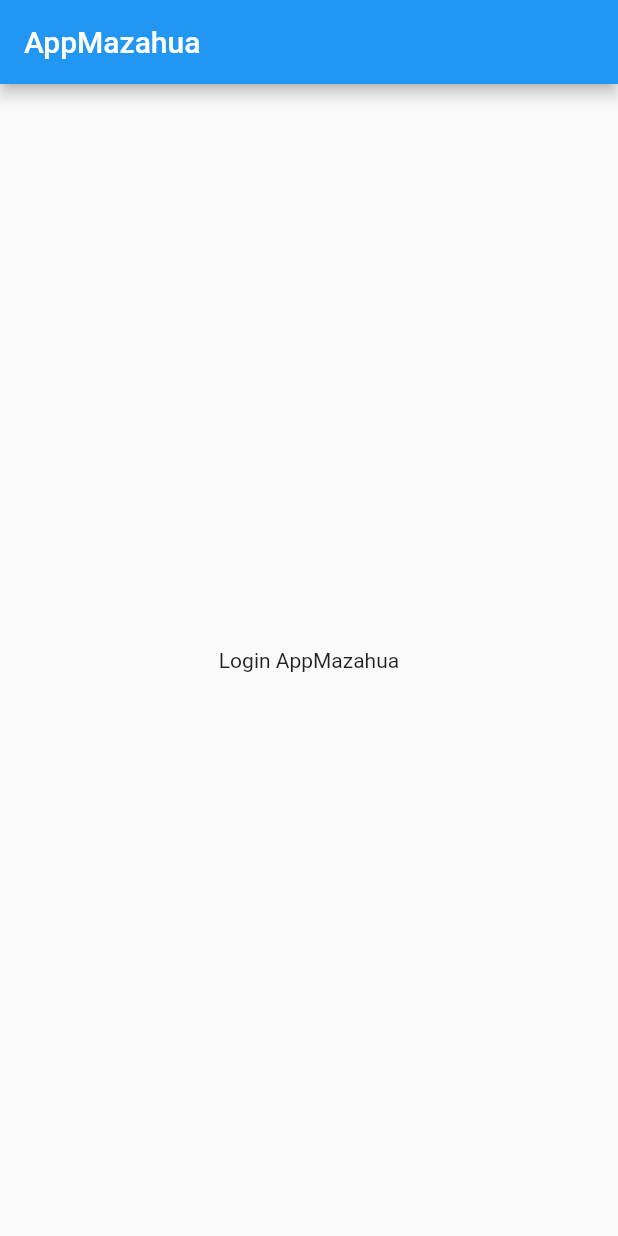
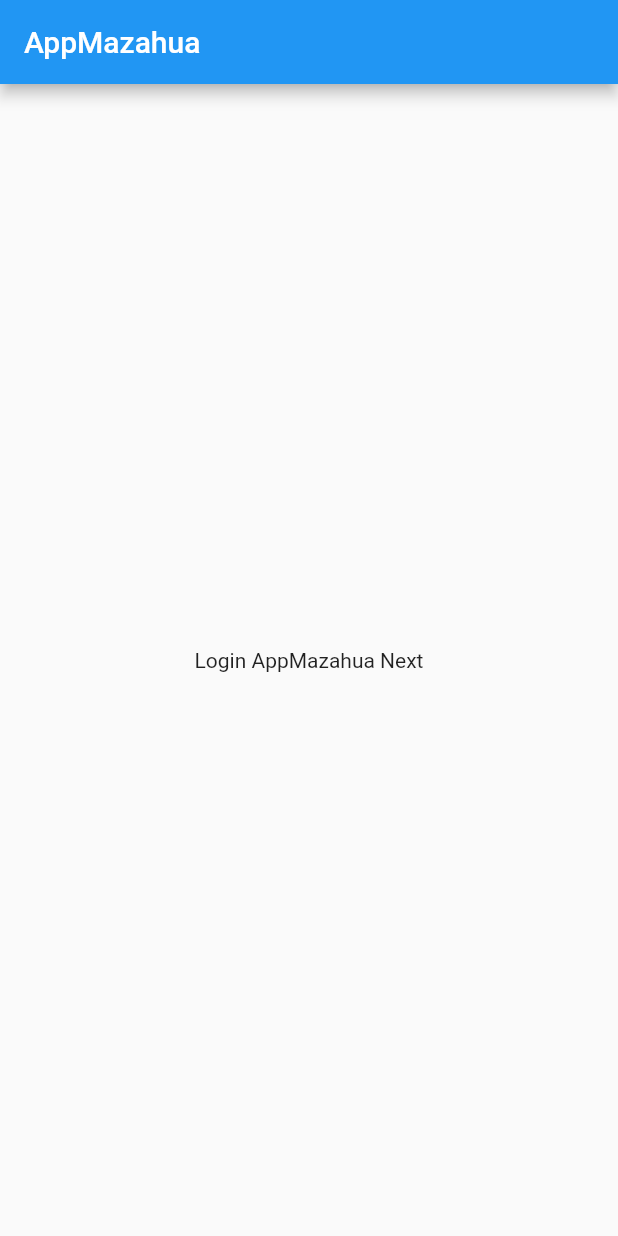
Before and after one commit to DGerardoM24/App, a Flutter app: the screen it shows after launch, on a phone screen of 412 x 824 dp. Run offline on Flutter 3.47's test engine with Material 2 defaults, Android fonts, the phone set to English and light mode, and no system bars.

Commit message:
Test de Cambios

```diff
--- a/lib/main.dart
+++ b/lib/main.dart
@@ -12,7 +12,7 @@ class MyApp extends StatelessWidget {
           title: Text('AppMazahua'),
         ),
         body: Center(
-          child: Text('Login AppMazahua'),
+          child: Text('Login AppMazahua Next'),
         ),
       ),
     );
```
Also changed, not shown: 2 other files.
